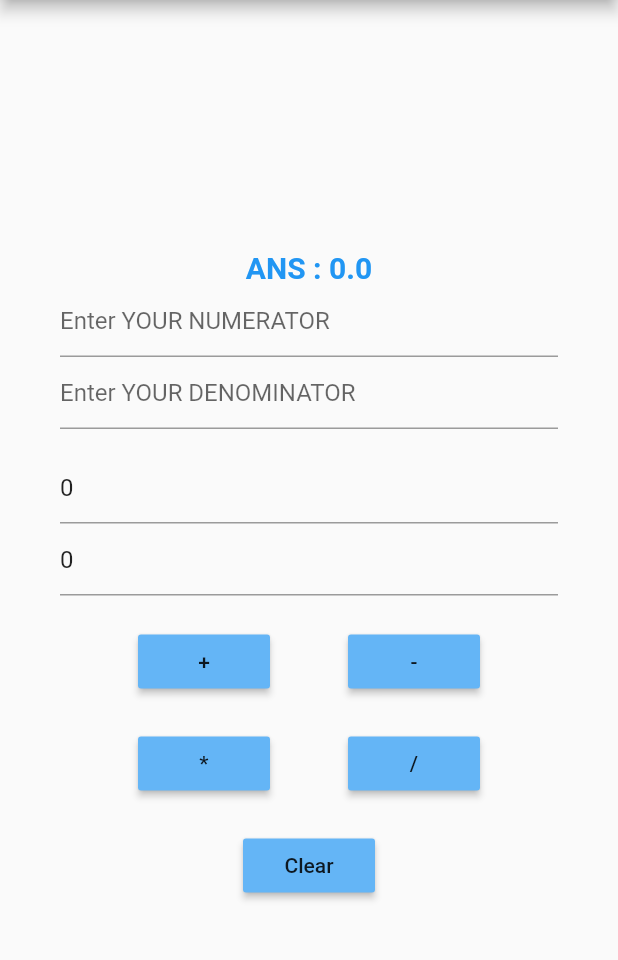
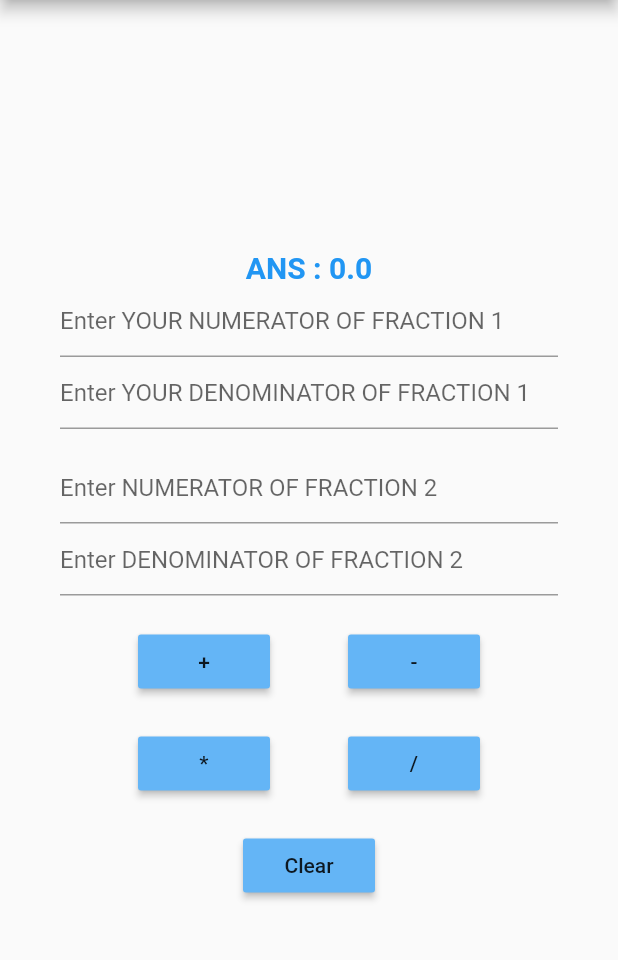
Before and after one commit to VishnuKumaran/Fraction_Calculator, a Flutter app: the screen it shows after launch, after a tap on "Clear", on a phone screen of 412 x 824 dp, the part 84-1044 px from its top. Run offline on Flutter 3.47's test engine with Material 2 defaults, Android fonts, the phone set to English and light mode, and no system bars.

Commit message:
Add files via upload

```diff
--- a/lib/homePage.dart
+++ b/lib/homePage.dart
@@ -8,10 +8,10 @@ class HomePage extends StatefulWidget {
 class HomePageState extends State<HomePage> {
   double num1 = 0, num2 = 0, num3 = 0, num4 = 0, sum = 0;
 
-  final TextEditingController t1 = new TextEditingController(text: "0");
-  final TextEditingController t2 = new TextEditingController(text: "0");
-  final TextEditingController k1 = new TextEditingController(text: "0");
-  final TextEditingController k2 = new TextEditingController(text: "0");
+  final TextEditingController t1 = new TextEditingController(text: "");
+  final TextEditingController t2 = new TextEditingController(text: "");
+  final TextEditingController k1 = new TextEditingController(text: "");
+  final TextEditingController k2 = new TextEditingController(text: "");
 
 
 // CALCULATIONS
@@ -60,6 +60,9 @@ class HomePageState extends State<HomePage> {
     setState(() {
       t1.text = "";
       t2.text = "";
+      k1.text = "";
+      k2.text = "";
+      sum = 0;
     });
   }
 
@@ -86,14 +89,14 @@ class HomePageState extends State<HomePage> {
 
             new TextField(
               keyboardType: TextInputType.number,
-              decoration: new InputDecoration(hintText: "Enter YOUR NUMERATOR"),
+              decoration: new InputDecoration(hintText: "Enter YOUR NUMERATOR OF FRACTION 1"),
               controller: t1,
             ),
 
 
             new TextField(
               keyboardType: TextInputType.number,
-              decoration: new InputDecoration(hintText: "Enter YOUR DENOMINATOR"),
+              decoration: new InputDecoration(hintText: "Enter YOUR DENOMINATOR OF FRACTION 1"),
               controller: t2,
             ),
             new Padding(
@@ -101,12 +104,12 @@ class HomePageState extends State<HomePage> {
             ),
             new TextField(
               keyboardType: TextInputType.number,
-              decoration: new InputDecoration(hintText: "Enter NUMERATOR"),
+              decoration: new InputDecoration(hintText: "Enter NUMERATOR OF FRACTION 2"),
               controller: k1,
             ),
             new TextField(
               keyboardType: TextInputType.number,
-              decoration: new InputDecoration(hintText: "Enter DENOMINATOR"),
+              decoration: new InputDecoration(hintText: "Enter DENOMINATOR OF FRACTION 2"),
               controller: k2,
             ),
 
```
